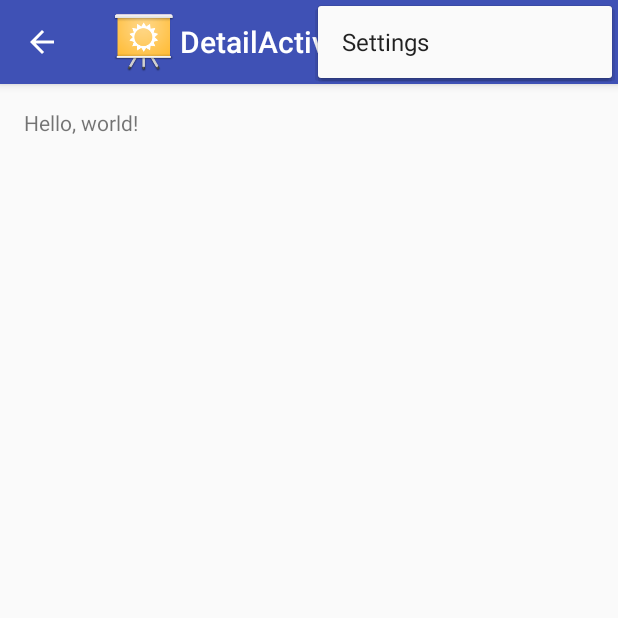
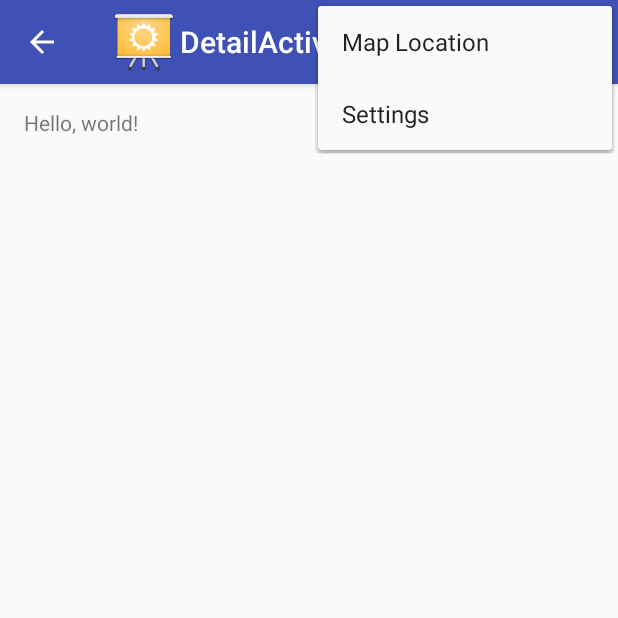
Before and after one commit to SaviourSelf/SunshineProject, an Android app: the DetailActivity screen opened directly, with no data from a screen before it, with the options menu open, on a phone screen of 412 x 824 dp, the top half of it. Run offline under Robolectric (Android 15) with nearby library versions, the phone set to English and light mode, and no system bars.

Commit message:
Add maps.

```diff
--- a/app/src/main/res/menu/detail.xml
+++ b/app/src/main/res/menu/detail.xml
@@ -7,4 +7,8 @@
         android:orderInCategory="100"
         android:title="@string/action_settings"
         app:showAsAction="never" />
+    <item
+        android:id="@id/action_settings"
+        android:title="@string/action_map"
+        app:showAsAction="never" />
 </menu>
--- a/app/src/main/res/menu/menu_main.xml
+++ b/app/src/main/res/menu/menu_main.xml
@@ -7,4 +7,8 @@
         android:orderInCategory="100"
         android:title="@string/action_settings"
         app:showAsAction="never" />
+    <item
+        android:id="@+id/action_map"
+        android:title="@string/action_map"
+        app:showAsAction="never" />
 </menu>
--- a/app/src/main/res/values/strings.xml
+++ b/app/src/main/res/values/strings.xml
@@ -13,4 +13,6 @@
     <string name="pref_units_metric">Metric</string>
     <string name="pref_units_imperial">Imperial</string>
 
+    <string name="action_map">Map Location</string>
+
 </resources>
```
Also changed, not shown: app/src/main/java/com/example/justinlewis/sunshine/MainActivity.java (+35 -0 lines).
